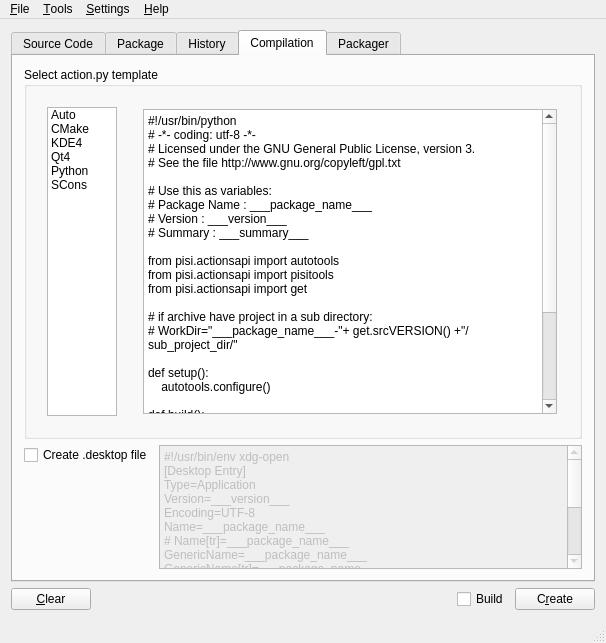
huseyinkozan/PiSiDo, file mainwindow.ui: the form before one commit.
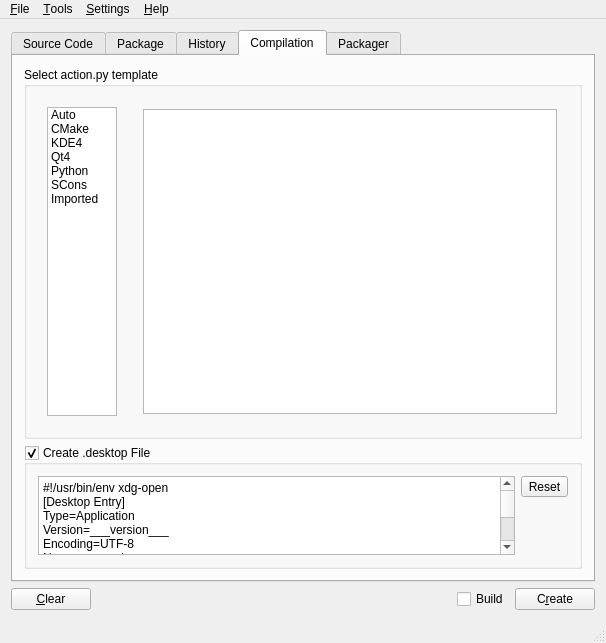
The form after the commit. The open tabs and pages were chosen to show the change.

```diff
--- a/mainwindow.ui
+++ b/mainwindow.ui
@@ -726,6 +726,11 @@
                    <string notr="true">SCons</string>
                   </property>
                  </item>
+                 <item>
+                  <property name="text">
+                   <string>Imported</string>
+                  </property>
+                 </item>
                 </widget>
                </item>
               </layout>
@@ -733,7 +738,7 @@
              <item>
               <widget class="QStackedWidget" name="sw_action_template">
                <property name="currentIndex">
-                <number>0</number>
+                <number>6</number>
                </property>
                <widget class="QWidget" name="page_1">
                 <layout class="QVBoxLayout" name="verticalLayout_3">
@@ -989,6 +994,24 @@
                  </item>
                 </layout>
                </widget>
+               <widget class="QWidget" name="page_imported">
+                <layout class="QVBoxLayout" name="verticalLayout_13">
+                 <item>
+                  <widget class="QTextEdit" name="te_imported">
+                   <property name="statusTip">
+                    <string>This will fill after import. You can change before create.</string>
+                   </property>
+                   <property name="html">
+                    <string notr="true">&lt;!DOCTYPE HTML PUBLIC &quot;-//W3C//DTD HTML 4.0//EN&quot; &quot;http://www.w3.org/TR/REC-html40/strict.dtd&quot;&gt;
+&lt;html&gt;&lt;head&gt;&lt;meta name=&quot;qrichtext&quot; content=&quot;1&quot; /&gt;&lt;style type=&quot;text/css&quot;&gt;
+p, li { white-space: pre-wrap; }
+&lt;/style&gt;&lt;/head&gt;&lt;body style=&quot; font-family:'Sans Serif'; font-size:9pt; font-weight:400; font-style:normal;&quot;&gt;
+&lt;p style=&quot;-qt-paragraph-type:empty; margin-top:0px; margin-bottom:0px; margin-left:0px; margin-right:0px; -qt-block-indent:0; text-indent:0px;&quot;&gt;&lt;/p&gt;&lt;/body&gt;&lt;/html&gt;</string>
+                   </property>
+                  </widget>
+                 </item>
+                </layout>
+               </widget>
               </widget>
              </item>
             </layout>
@@ -997,44 +1020,24 @@
          </widget>
         </item>
         <item>
-         <layout class="QHBoxLayout" name="horizontalLayout_2">
-          <item>
-           <layout class="QVBoxLayout" name="verticalLayout_12">
-            <item>
-             <widget class="QCheckBox" name="chk_create_desktop">
-              <property name="text">
-               <string>Create .desktop file</string>
-              </property>
-             </widget>
-            </item>
-            <item>
-             <spacer name="verticalSpacer_2">
-              <property name="orientation">
-               <enum>Qt::Vertical</enum>
-              </property>
-              <property name="sizeHint" stdset="0">
-               <size>
-                <width>20</width>
-                <height>40</height>
-               </size>
-              </property>
-             </spacer>
-            </item>
-           </layout>
-          </item>
-          <item>
-           <widget class="QPlainTextEdit" name="pte_desktop">
-            <property name="enabled">
-             <bool>false</bool>
-            </property>
-            <property name="toolTip">
-             <string>Underscored words will replace with proper values.</string>
-            </property>
-            <property name="statusTip">
-             <string>Underscored words will replace with proper values.</string>
-            </property>
-            <property name="plainText">
-             <string notr="true">#!/usr/bin/env xdg-open
+         <widget class="QGroupBox" name="gb_create_desktop">
+          <property name="title">
+           <string>Create .desktop File</string>
+          </property>
+          <property name="checkable">
+           <bool>true</bool>
+          </property>
+          <layout class="QGridLayout" name="gridLayout_5">
+           <item row="0" column="0" rowspan="2">
+            <widget class="QPlainTextEdit" name="pte_desktop">
+             <property name="toolTip">
+              <string>Underscored words will replace with proper values.</string>
+             </property>
+             <property name="statusTip">
+              <string>Underscored words will replace with proper values.</string>
+             </property>
+             <property name="plainText">
+              <string notr="true">#!/usr/bin/env xdg-open
 [Desktop Entry]
 Type=Application
 Version=___version___
@@ -1050,10 +1053,31 @@
 Terminal=false
 StartupNotify=false
 Categories=Application;</string>
-            </property>
-           </widget>
-          </item>
-         </layout>
+             </property>
+            </widget>
+           </item>
+           <item row="0" column="1">
+            <widget class="QToolButton" name="tb_desktop_reset">
+             <property name="text">
+              <string>Reset</string>
+             </property>
+            </widget>
+           </item>
+           <item row="1" column="1">
+            <spacer name="verticalSpacer_2">
+             <property name="orientation">
+              <enum>Qt::Vertical</enum>
+             </property>
+             <property name="sizeHint" stdset="0">
+              <size>
+               <width>20</width>
+               <height>40</height>
+              </size>
+             </property>
+            </spacer>
+           </item>
+          </layout>
+         </widget>
         </item>
        </layout>
       </widget>
```
Left out of the diff: 53 changed lines with no effect on the pictures.
